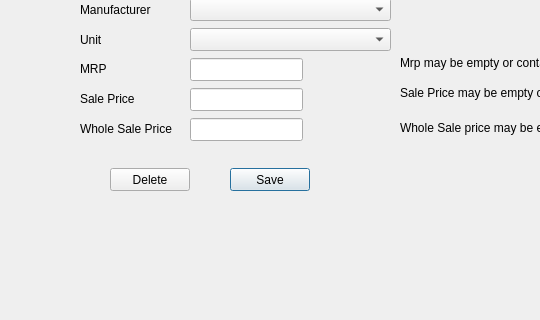
First picture: the form in src/productform.ui, repository thamizha/angadi, before the edit; both pictures show x 0 to 540 and y 158 to 478 of the 684 by 478 pixel window.
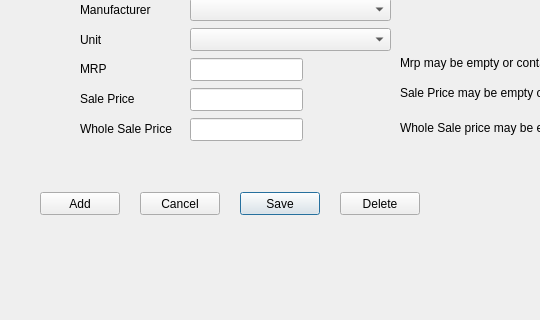
Second picture: the form after the edit.

Patch:
```diff
--- a/src/productform.ui
+++ b/src/productform.ui
@@ -26,8 +26,8 @@
   <widget class="QPushButton" name="pushButtonSave">
    <property name="geometry">
     <rect>
-     <x>230</x>
-     <y>326</y>
+     <x>240</x>
+     <y>350</y>
      <width>80</width>
      <height>23</height>
     </rect>
@@ -190,8 +190,8 @@
   <widget class="QPushButton" name="pushButtonDelete">
    <property name="geometry">
     <rect>
-     <x>110</x>
-     <y>326</y>
+     <x>340</x>
+     <y>350</y>
      <width>80</width>
      <height>23</height>
     </rect>
@@ -303,6 +303,32 @@
     <bool>true</bool>
    </property>
   </widget>
+  <widget class="QPushButton" name="pushButtonDeleteCancel">
+   <property name="geometry">
+    <rect>
+     <x>140</x>
+     <y>350</y>
+     <width>80</width>
+     <height>23</height>
+    </rect>
+   </property>
+   <property name="text">
+    <string>Cancel</string>
+   </property>
+  </widget>
+  <widget class="QPushButton" name="pushButtonDeleteAdd">
+   <property name="geometry">
+    <rect>
+     <x>40</x>
+     <y>350</y>
+     <width>80</width>
+     <height>23</height>
+    </rect>
+   </property>
+   <property name="text">
+    <string>Add</string>
+   </property>
+  </widget>
  </widget>
  <tabstops>
   <tabstop>lineEditCode</tabstop>
```
